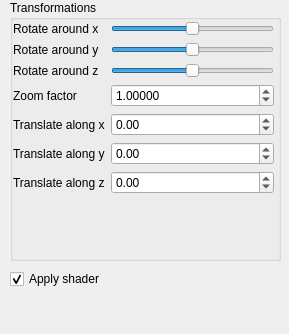
Above: CAGD_PROJECT/GUI/SideWidget.ui from csibesz07/216FA51A671ED914665757126D977 before the change. Below: the same form after it.
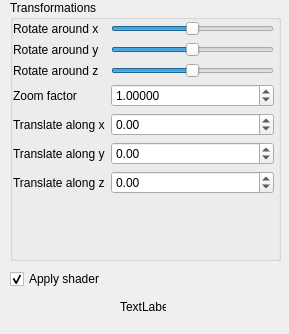
That is the form after the change.

The edit to the form file:
```diff
--- a/CAGD_PROJECT/GUI/SideWidget.ui
+++ b/CAGD_PROJECT/GUI/SideWidget.ui
@@ -233,6 +233,19 @@
     <bool>true</bool>
    </property>
   </widget>
+  <widget class="QLabel" name="testlabel">
+   <property name="geometry">
+    <rect>
+     <x>120</x>
+     <y>300</y>
+     <width>46</width>
+     <height>13</height>
+    </rect>
+   </property>
+   <property name="text">
+    <string>TextLabel</string>
+   </property>
+  </widget>
  </widget>
  <resources/>
  <connections/>
```
